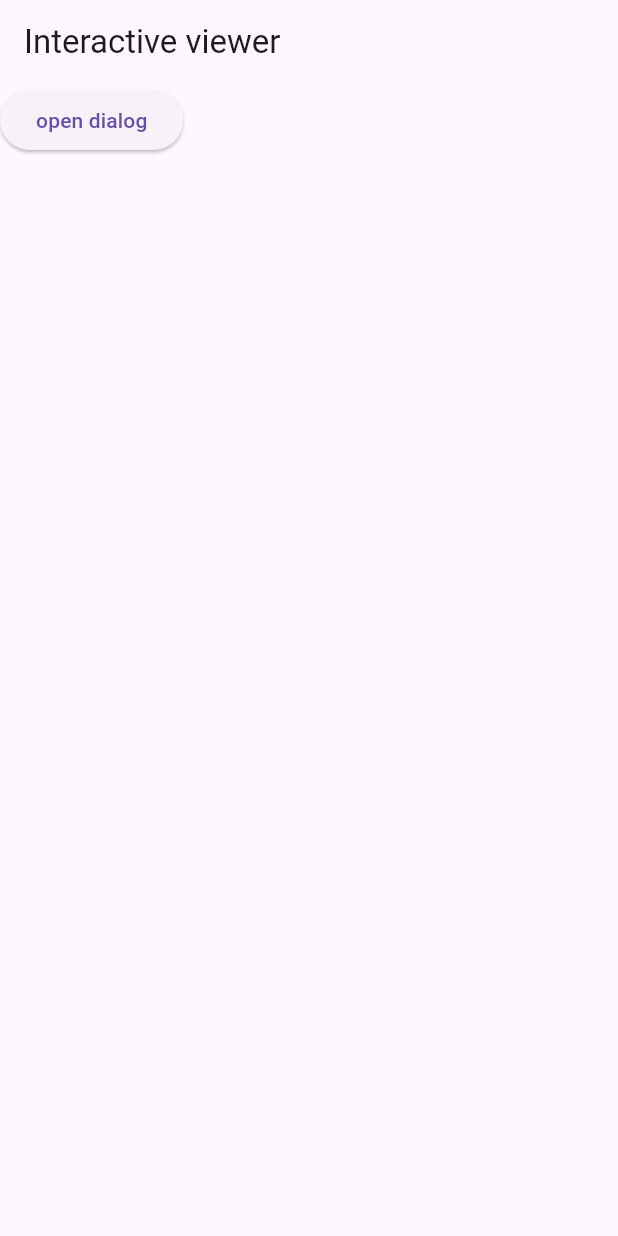
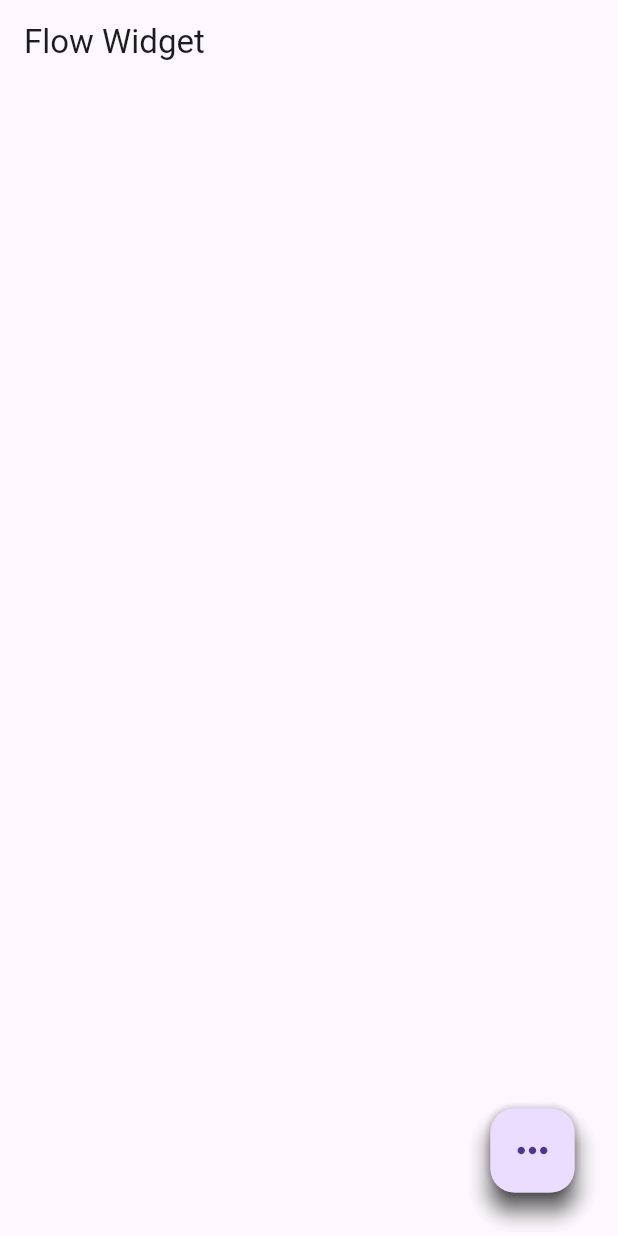
Before and after one commit to AbuRasel9/Flutter-All-Widget, a Flutter app: the screen it shows after launch, on a phone screen of 412 x 824 dp. Run offline on Flutter 3.47's test engine with Material 3 defaults, Android fonts, the phone set to English and light mode, and no system bars; our stand-ins replace animated_text_kit, confetti.

Commit message:
flow widget

```diff
--- a/lib/main.dart
+++ b/lib/main.dart
@@ -2,6 +2,7 @@ import 'package:flutter/material.dart';
 import 'package:flutter_widget/animation/confeti_animation_.dart';
 import 'package:flutter_widget/widgets/18_search_data/search_provider.dart';
 import 'package:flutter_widget/widgets/31_reorderable_list_view.dart';
+import 'package:flutter_widget/widgets/flow_widget.dart';
 import 'package:flutter_widget/widgets/interactive_viewer.dart';
 import 'package:provider/provider.dart';
 
@@ -20,11 +21,12 @@ class MyApp extends StatelessWidget {
         useMaterial3: true,
         primarySwatch: Colors.blue,
       ),
-      home: MultiProvider(providers: [
+ /*     home: MultiProvider(providers: [
         ChangeNotifierProvider(create: (context) => SearchProvider())
       ],
       child: const InteractiveViewerWidget(),
-      ),
+      ),*/
+      home: FlowWidget(),
     );
   }
 }
--- /dev/null
+++ b/lib/widgets/flow_widget.dart
@@ -0,0 +1,143 @@
+import 'package:flutter/material.dart';
+
+class FlowWidget extends StatefulWidget {
+  const FlowWidget({super.key});
+
+  @override
+  State<FlowWidget> createState() => _FlowWidgetState();
+}
+
+class _FlowWidgetState extends State<FlowWidget> with SingleTickerProviderStateMixin {
+  late AnimationController _controller;
+  late Animation<double> _animation;
+
+  @override
+  void initState() {
+    _controller = AnimationController(
+      vsync: this,
+      duration: const Duration(milliseconds: 300),
+    );
+    _animation = Tween<double>(begin: 0, end: 1).animate(_controller);
+    super.initState();
+  }
+
+  @override
+  void dispose() {
+    _controller.dispose();
+    super.dispose();
+  }
+
+  @override
+  Widget build(BuildContext context) {
+    return Scaffold(
+      appBar: AppBar(
+        title: const Text("Flow Widget"),
+      ),
+      body: AnimatedBuilder(
+        animation: _animation,
+        builder: (BuildContext context, Widget? child) {
+          return Flow(
+            delegate: FlowWidgetDelegate(
+              animation: _animation,
+              elementSpacing: 35,
+              iconSpacing: 10,
+              curve: Curves.ease,
+            ),
+            children: [
+              CustomFloatingButton(
+                iconData: Icons.phone,
+                onPressed: () {},
+              ),
+              CustomFloatingButton(
+                iconData: Icons.email,
+                onPressed: () {},
+              ),
+              CustomFloatingButton(
+                iconData: Icons.rss_feed,
+                onPressed: () {},
+              ),
+              CustomFloatingButton(
+                iconData: Icons.more_horiz,
+                onPressed: () async {
+                  if (_controller.isCompleted) {
+                    await _controller.reverse();
+                  } else {
+                    await _controller.forward();
+                  }
+                },
+              )
+            ],
+          );
+        },
+      ),
+    );
+  }
+}
+
+class CustomFloatingButton extends StatelessWidget {
+  const CustomFloatingButton(
+      {super.key, required this.iconData, required this.onPressed});
+
+  final IconData iconData;
+  final VoidCallback onPressed;
+
+  @override
+  Widget build(BuildContext context) {
+    return FloatingActionButton(
+      onPressed: onPressed,
+      child: Icon(
+        iconData,
+        size: 30,
+      ),
+    );
+  }
+}
+
+class FlowWidgetDelegate extends FlowDelegate {
+  const FlowWidgetDelegate({
+    required this.animation,
+    required this.elementSpacing,
+    required this.iconSpacing,
+    required this.curve,
+  });
+
+  final Animation<double> animation;
+  final double elementSpacing;
+  final double iconSpacing;
+  final Curve curve;
+
+  @override
+  void paintChildren(FlowPaintingContext context) {
+    final size = context.size;
+    final x = size.width;
+    final y = size.height;
+    for (int i = 0; i < context.childCount; i++) {
+      if (i == context.childCount - 1) {
+        context.paintChild(
+          i,
+          transform: Matrix4.translationValues(
+            x - 50 - elementSpacing,
+            y - 50 - elementSpacing,
+            0,
+          ),
+        );
+      } else {
+        var offset = 0.0;
+        if (animation.value == 0) {
+          offset = 0;
+        } else {
+          offset = (curve.transform(animation.value) * 40) +
+              (iconSpacing * context.childCount);
+        }
+        context.paintChild(i,
+            transform: Matrix4.translationValues(
+                x - 50 - elementSpacing, y - offset * (i + 1) - 85, 0));
+      }
+    }
+  }
+
+  @override
+  bool shouldRepaint(covariant FlowDelegate oldDelegate) {
+    return true;
+  }
+}
```
